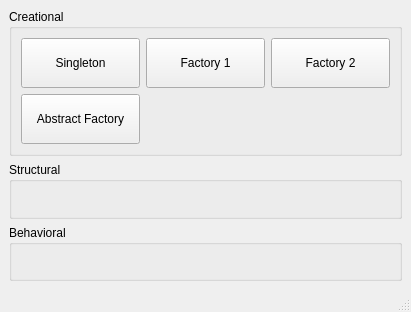
Above: mainwindow.ui from kunalgavhane12/DesignPattern before the change. Below: the same form after it.
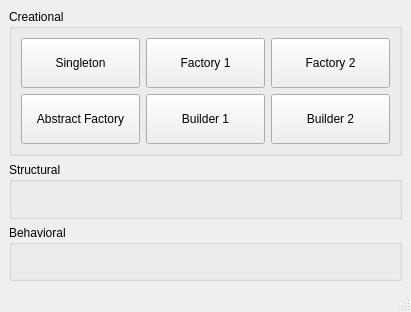
That is the form after the change.

Commit message: Builder Design Pattern

```diff
--- a/mainwindow.ui
+++ b/mainwindow.ui
@@ -73,6 +73,32 @@
          </property>
         </widget>
        </item>
+       <item row="1" column="1">
+        <widget class="QPushButton" name="btnBuilder1Pattern">
+         <property name="minimumSize">
+          <size>
+           <width>0</width>
+           <height>50</height>
+          </size>
+         </property>
+         <property name="text">
+          <string>Builder 1</string>
+         </property>
+        </widget>
+       </item>
+       <item row="1" column="2">
+        <widget class="QPushButton" name="btnBuilder2Pattern">
+         <property name="minimumSize">
+          <size>
+           <width>0</width>
+           <height>50</height>
+          </size>
+         </property>
+         <property name="text">
+          <string>Builder 2</string>
+         </property>
+        </widget>
+       </item>
       </layout>
      </widget>
     </item>
```
Left out of the diff: 2 changed lines with no effect on the pictures. The commit also changes 45 other files.
